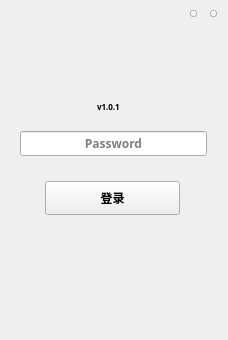
Old version of the form LNKWallet/lockpage.ui in the repository HcashOrg/hx-indicator.
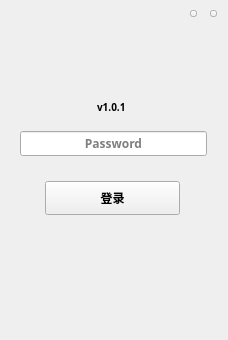
New version of the form.

What changed in the file:
```diff
--- a/LNKWallet/lockpage.ui
+++ b/LNKWallet/lockpage.ui
@@ -78,7 +78,7 @@
     </font>
    </property>
    <property name="styleSheet">
-    <string notr="true">font-size: 8px;</string>
+    <string notr="true">font-size: 10px;</string>
    </property>
    <property name="text">
     <string>v1.0.1</string>
```
